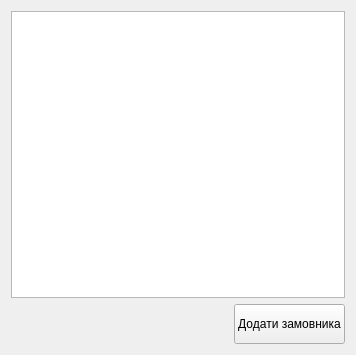
First picture: the form in src/app/mainapp/customerform.ui, repository Bodiok007/Accounting, before the edit.
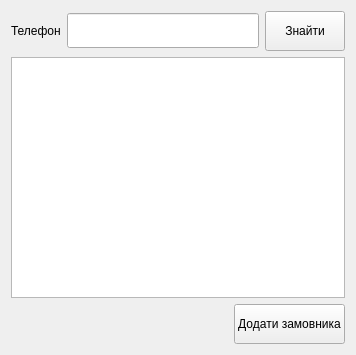
Second picture: the form after the edit. Custom widgets are drawn as their Qt base class.

Commit message: Add search customer by phone to CustomerForm

```diff
--- a/src/app/mainapp/customerform.ui
+++ b/src/app/mainapp/customerform.ui
@@ -14,6 +14,40 @@
    <string>Form</string>
   </property>
   <layout class="QVBoxLayout" name="verticalLayout">
+   <item>
+    <layout class="QHBoxLayout" name="horizontalLayout_3">
+     <item>
+      <widget class="QLabel" name="label">
+       <property name="text">
+        <string>Телефон</string>
+       </property>
+      </widget>
+     </item>
+     <item>
+      <widget class="QLineEdit" name="linePhone">
+       <property name="minimumSize">
+        <size>
+         <width>0</width>
+         <height>35</height>
+        </size>
+       </property>
+      </widget>
+     </item>
+     <item>
+      <widget class="QPushButton" name="pushButtonFind">
+       <property name="minimumSize">
+        <size>
+         <width>0</width>
+         <height>40</height>
+        </size>
+       </property>
+       <property name="text">
+        <string>Знайти</string>
+       </property>
+      </widget>
+     </item>
+    </layout>
+   </item>
    <item>
     <widget class="CustomerTableView" name="tableCustomer"/>
    </item>
```
The commit also changes 3 other files.
